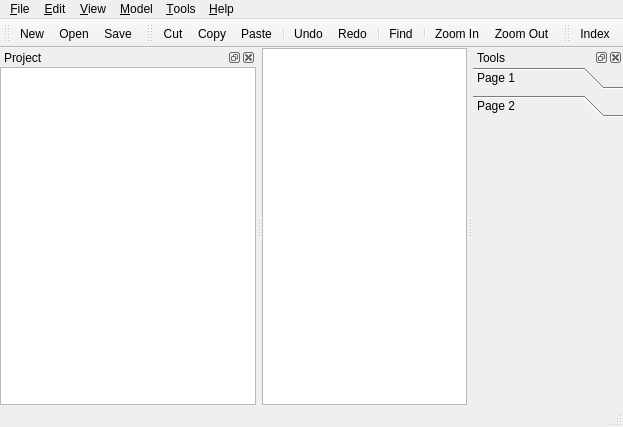
Old version of the form jalapaquery/src/jalapaquery/mainwindow.ui in the repository leonhad/jalapaquery.
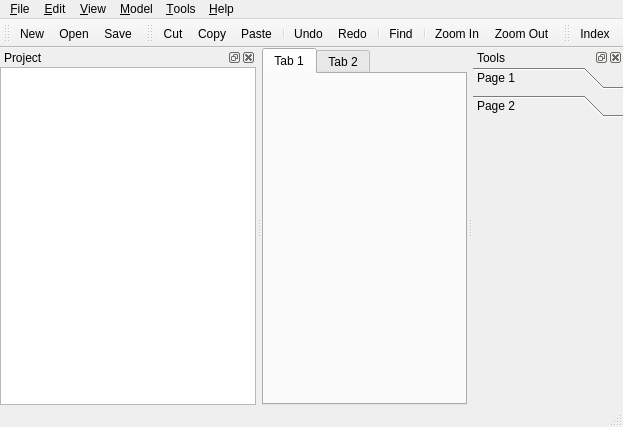
New version of the form. The open tabs and pages were chosen to show the change. Icons and pictures are not drawn.

Commit message: Changed the mainView to tabbed view

```diff
--- a/jalapaquery/src/jalapaquery/mainwindow.ui
+++ b/jalapaquery/src/jalapaquery/mainwindow.ui
@@ -19,10 +19,17 @@
      <number>0</number>
     </property>
     <item>
-     <widget class="QGraphicsView" name="mainView">
-      <property name="renderHints">
-       <set>QPainter::Antialiasing|QPainter::HighQualityAntialiasing|QPainter::TextAntialiasing</set>
-      </property>
+     <widget class="QTabWidget" name="tabWidget">
+      <widget class="QWidget" name="tab">
+       <attribute name="title">
+        <string>Tab 1</string>
+       </attribute>
+      </widget>
+      <widget class="QWidget" name="tab_2">
+       <attribute name="title">
+        <string>Tab 2</string>
+       </attribute>
+      </widget>
      </widget>
     </item>
    </layout>
```
Left out of the diff: 8 changed lines with no effect on the pictures. The commit also changes 1 other file.
